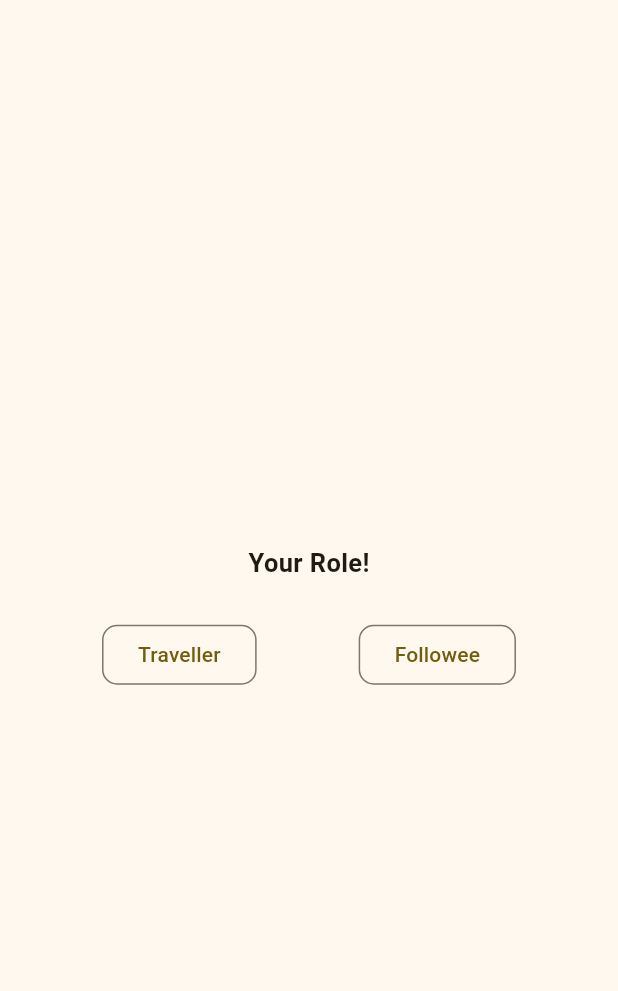
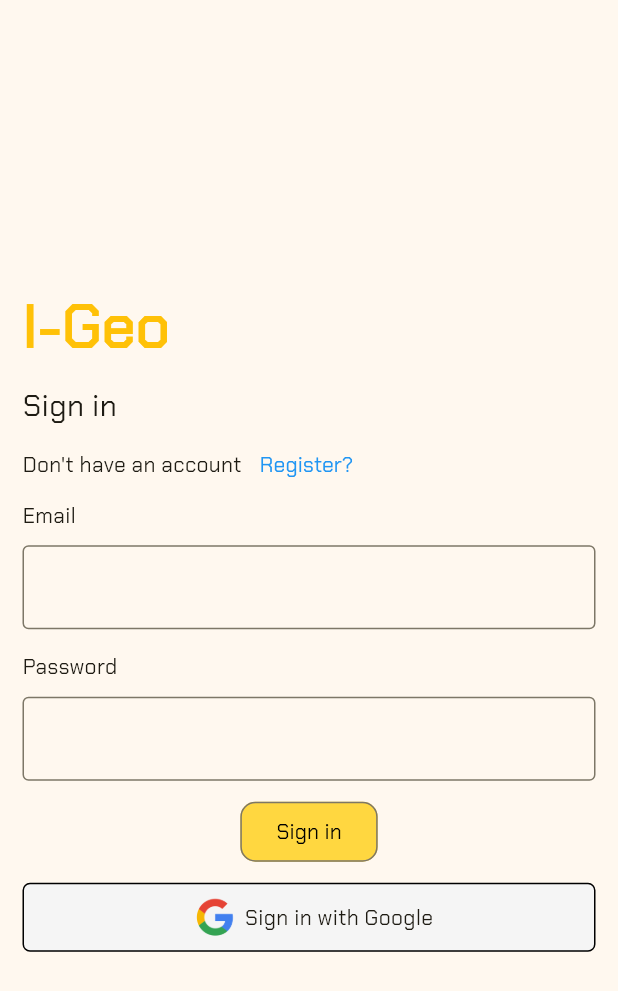
Before and after one commit to ignatiusliyan/I-Geo, a Flutter app: the screen it shows after launch, on a phone screen of 412 x 824 dp. Shown: the top 991 px of the screen. Run offline on Flutter 3.47's test engine with Material 3 defaults, Android fonts, the phone set to English and light mode, and no system bars.

Commit message:
Changed the WorkFlow and Designed HomeScreen for Traveller and Followee

```diff
--- /dev/null
+++ b/lib/SignInPage.dart
@@ -0,0 +1,121 @@
+import 'package:flutter/material.dart';
+import 'package:geolocation/RegisterPage.dart';
+import 'package:geolocation/travellerr_followee.dart';
+
+class Signinpage extends StatefulWidget {
+  const Signinpage({super.key});
+
+  @override
+  State<Signinpage> createState() => _SigninpageState();
+}
+
+class _SigninpageState extends State<Signinpage> {
+  @override
+  Widget build(BuildContext context) {
+    return Scaffold(
+      appBar: null,
+      body: Padding(
+        padding: EdgeInsets.all(15),
+        child: Column(
+          crossAxisAlignment: CrossAxisAlignment.start,
+          mainAxisAlignment: MainAxisAlignment.center,
+          children: [
+            const SingleChildScrollView(
+              child:Column(
+                crossAxisAlignment: CrossAxisAlignment.start,
+                children: [
+                  Row(
+                    children: [
+                      Text('I-Geo',
+                        style: TextStyle(
+                          color: Colors.amber,
+                            fontWeight: FontWeight.bold,
+                            fontSize: 40
+                        ),),
+                    ],
+                  ),
+                  SizedBox(height: 10,),
+                  Text('Sign in',
+                    style: TextStyle(
+                        fontSize: 20
+                    ),),
+                ],
+              ),
+            ),
+            Row(
+              mainAxisAlignment: MainAxisAlignment.start,
+              children: [
+                Text('Don\'t have an account'),
+                TextButton(onPressed: (){
+                  Navigator.push(context,
+                      MaterialPageRoute(
+                          builder: (BuildContext context)=>Registerpage())
+                  );
+                },
+                    child: Text('Register?',
+                      style: TextStyle(
+                          color: Colors.blue
+                      ),))
+              ],
+            ),
+            Text('Email'),
+            SizedBox(height: 10,),
+            TextFormField(
+              decoration: const InputDecoration(
+                border: OutlineInputBorder(),
+              ),
+            ),
+            SizedBox(height: 15,),
+            Text('Password'),
+            SizedBox(height: 10,),
+            TextFormField(
+              decoration: const InputDecoration(
+                border: OutlineInputBorder(),
+              ),
+            ),
+            SizedBox(height: 10,),
+            Center(
+              child: OutlinedButton(
+                onPressed: (){
+                  Navigator.pushReplacement(
+                      context,
+                      MaterialPageRoute(
+                          builder: (BuildContext context)=>const monitor_traveller()
+                      )
+                  );
+                },
+                style:OutlinedButton.styleFrom(
+                  backgroundColor: Theme.of(context).primaryColor,
+                  foregroundColor: Colors.black,
+                  shape: RoundedRectangleBorder(
+                      borderRadius: BorderRadius.circular(10)
+                  ),
+                ),
+                child:const Text('Sign in'),
+              ),
+            ),
+            SizedBox(height: 10,),
+            Container(
+              padding: EdgeInsets.all(2),
+              decoration:BoxDecoration(
+                  color: Colors.grey.shade100,
+                  borderRadius: BorderRadius.circular(5),
+                  border: Border.all(color: Colors.black)
+              ) ,
+              child: const Row(
+                mainAxisAlignment: MainAxisAlignment.center,
+                children: [
+                  Image(
+                      width:40,
+                      height:40,
+                      image: AssetImage('images/img.png')),
+                  Text('Sign in with Google')
+                ],
+              ),
+            )
+          ],
+        ),
+      )
+    );
+  }
+}
--- a/lib/main.dart
+++ b/lib/main.dart
@@ -1,6 +1,6 @@
 import 'package:flutter/material.dart';
-import 'package:geolocation/Followee/homescreen.dart';
-import 'package:geolocation/Traveller/homescreen.dart';
+import 'package:geolocation/SignInPage.dart';
+
 
 void main() {
   runApp(const MyApp());
@@ -13,75 +13,15 @@ class MyApp extends StatelessWidget {
   @override
   Widget build(BuildContext context) {
     return MaterialApp(
+      debugShowCheckedModeBanner: false,
       title: 'Flutter Demo',
       theme: ThemeData(
+        fontFamily: 'ChakraPetch',
         primaryColor: Colors.amberAccent,
         colorScheme: ColorScheme.fromSeed(seedColor: Colors.amberAccent),
         useMaterial3: true,
       ),
-      home: const monitor_traveller(),
+      home: const Signinpage()
     );
   }
 }
-
-class monitor_traveller extends StatelessWidget {
-  const monitor_traveller({super.key});
-
-  @override
-  Widget build(BuildContext context) {
-    return Scaffold(
-      appBar: null,
-      body: Column(
-        mainAxisSize: MainAxisSize.max,
-        mainAxisAlignment: MainAxisAlignment.center,
-        children: [
-          const Center(
-            child: Text('Your Role!',
-              style: TextStyle(
-                fontSize: 17,
-                fontWeight: FontWeight.bold
-              ),),
-          ),
-          const SizedBox(height: 25,),
-          Row(
-            mainAxisAlignment: MainAxisAlignment.center,
-            children: [
-              const Spacer(),
-              OutlinedButton(
-                  onPressed: (){
-                    Navigator.push(
-                        context,
-                        MaterialPageRoute(
-                            builder: (BuildContext context)=>TravellerDash()));
-                  },
-                  style:OutlinedButton.styleFrom(
-                    shape: RoundedRectangleBorder(
-                        borderRadius: BorderRadius.circular(10)
-                    ),
-                  ),
-                  child:const Text('Traveller'),
-              ),
-              const Spacer(),
-              OutlinedButton(
-                onPressed: (){
-                  Navigator.push(
-                      context,
-                      MaterialPageRoute(
-                          builder: (BuildContext context)=>FolloweeDash()));
-
-                },
-                style:OutlinedButton.styleFrom(
-                  shape: RoundedRectangleBorder(
-                      borderRadius: BorderRadius.circular(10)
-                  ),
-                ),
-                child:const Text('Followee'),
-              ),
-              const Spacer()
-            ],
-          )
-        ],
-      ),
-    );
-  }
-}
```
Also changed, not shown: lib/Followee/homescreen.dart (+37 -1 lines), lib/RegisterPage.dart (added, +102 -0 lines), lib/Traveller/homescreen.dart (+30 -61 lines), lib/travellerr_followee.dart (added, +72 -0 lines), pubspec.yaml (+7 -3 lines), fonts/ChakraPetch.ttf (added), pubspec.lock, 2 other files.
